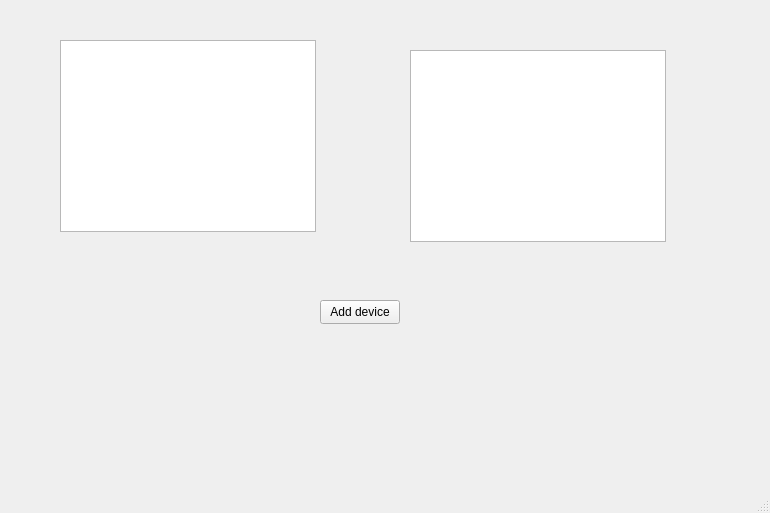
Before: the Qt Designer form GUI/MainGUI/MainGUI.ui in my-memory-leaked/Modbus-Industrial-Diagnostic-Tool, drawn with Qt 5.
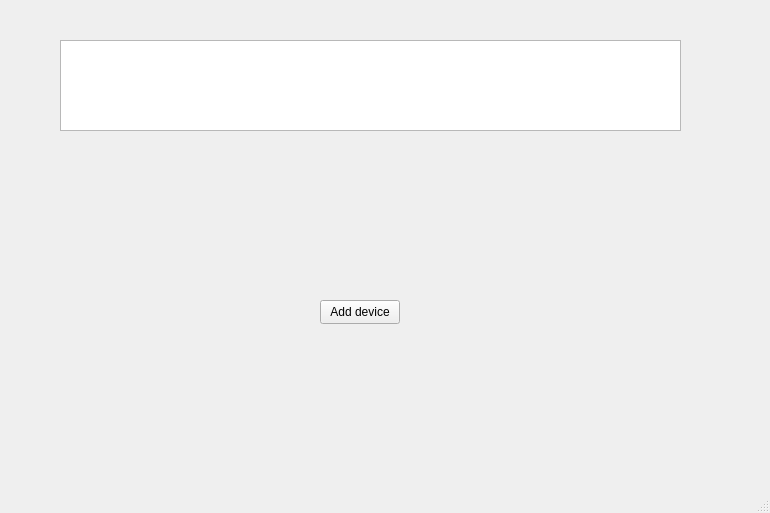
After: the same form once the commit is applied.

Commit message: Fixed listing devices

```diff
--- a/GUI/MainGUI/MainGUI.ui
+++ b/GUI/MainGUI/MainGUI.ui
@@ -27,23 +27,13 @@
      <string>Add device</string>
     </property>
    </widget>
-   <widget class="QTableWidget" name="tableWidget">
-    <property name="geometry">
-     <rect>
-      <x>410</x>
-      <y>50</y>
-      <width>256</width>
-      <height>192</height>
-     </rect>
-    </property>
-   </widget>
-   <widget class="QListWidget" name="listWidget">
+   <widget class="QListWidget" name="DevicesListWidget">
     <property name="geometry">
      <rect>
       <x>60</x>
       <y>40</y>
-      <width>256</width>
-      <height>192</height>
+      <width>621</width>
+      <height>91</height>
      </rect>
     </property>
    </widget>
```
The commit also changes 3 other files.
